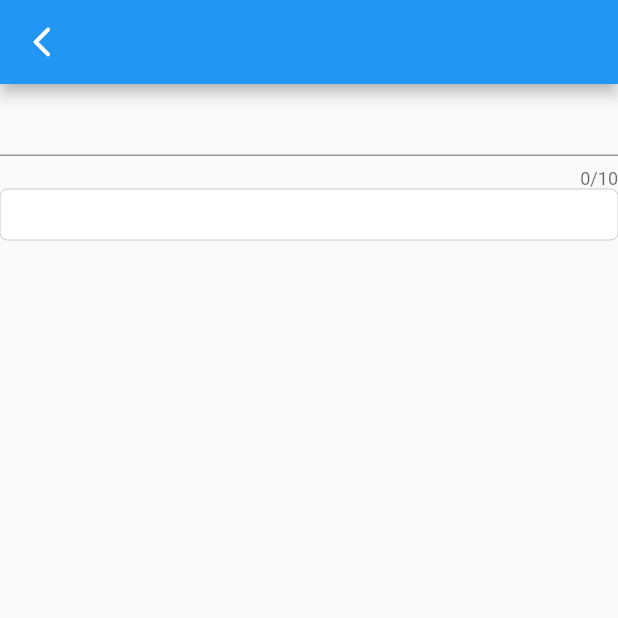
After one commit to AlexV525/flutter_test_app, a Flutter app: the TestTextFieldPage screen opened directly, on a phone screen of 412 x 824 dp, the top half of it. The commit adds this screen. Run offline on Flutter 3.47's test engine with Material 2 defaults, Android fonts, the light colour scheme and no system bars.

Commit message:
Update text field test page.

```diff
--- a/lib/pages/splash_page.dart
+++ b/lib/pages/splash_page.dart
@@ -6,7 +6,7 @@ import 'package:flutter/material.dart';
 import 'package:flutter/cupertino.dart';
 import 'package:testapp/pages/looks_like_sliver_appbar.dart';
 import 'package:testapp/pages/test_ticker_page.dart';
-import 'package:testapp/pages/textfield_as_fab_page.dart';
+import 'package:testapp/pages/test_text_field_page.dart';
 import 'package:testapp/pages/will_pop_scope_page.dart';
 
 import 'custom_page_indicator_page.dart';
@@ -33,7 +33,7 @@ class _SplashPageState extends State<SplashPage> {
       ),
       _RouteItem(
         name: 'textfield-as-fab-page',
-        page: TextFieldInFloatingActionButtonPage(),
+        page: TestTextFieldPage(),
       ),
       _RouteItem(
         name: 'will-pop-scope-page',
--- /dev/null
+++ b/lib/pages/test_text_field_page.dart
@@ -0,0 +1,30 @@
+///
+/// [Author] Alex (https://github.com/AlexVincent525)
+/// [Date] 2020-01-07 12:41
+///
+import 'package:flutter/material.dart';
+import 'package:flutter/cupertino.dart';
+
+class TestTextFieldPage extends StatefulWidget {
+  const TestTextFieldPage({Key? key}) : super(key: key);
+
+  @override
+  _TestTextFieldPageState createState() => _TestTextFieldPageState();
+}
+
+class _TestTextFieldPageState extends State<TestTextFieldPage> {
+  final int maxLength = 10;
+
+  @override
+  Widget build(BuildContext context) {
+    return Scaffold(
+      appBar: AppBar(),
+      body: Column(
+        children: <Widget>[
+          TextField(maxLength: maxLength),
+          CupertinoTextField(maxLength: maxLength, maxLengthEnforced: true),
+        ],
+      ),
+    );
+  }
+}
```
Also changed, not shown: lib/pages/textfield_as_fab_page.dart (deleted, +0 -27 lines).
